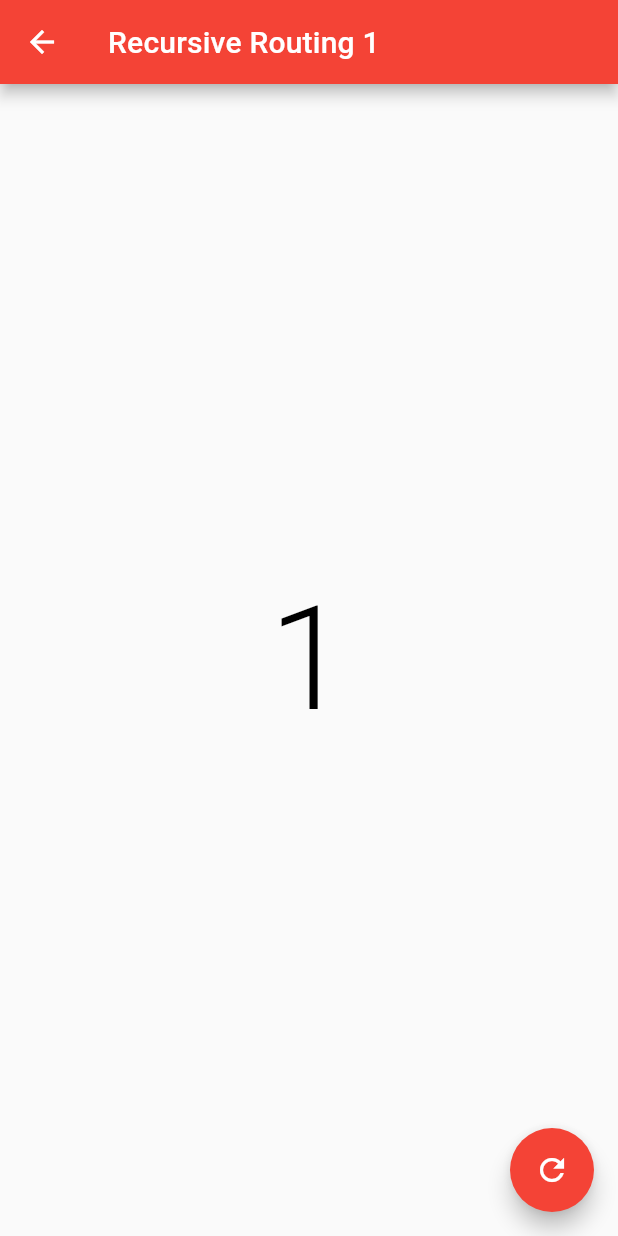
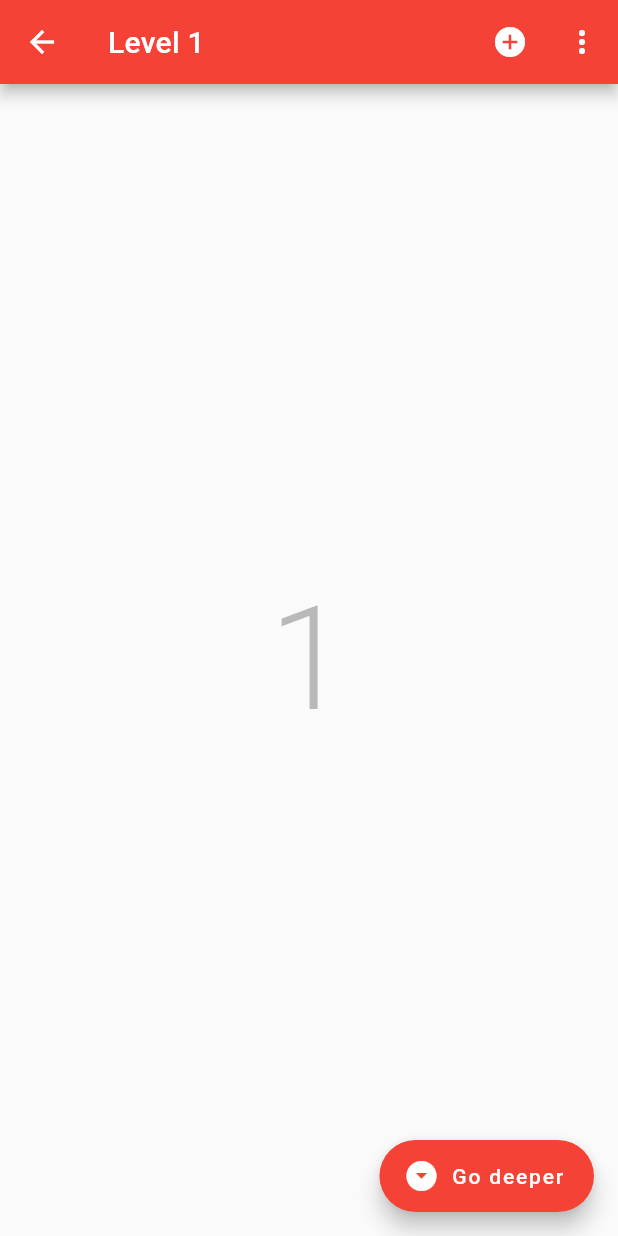
Before and after one commit to helloingworld/FlutterExperiments, a Flutter app: the screen it shows after launch, after a tap on "Recursive Routing", on a phone screen of 412 x 824 dp. Run offline on Flutter 3.47's test engine with Material 2 defaults, Android fonts, the phone set to English and light mode, and no system bars.

Commit message:
Implement counter and go home in the Recursive Routing experiment

```diff
--- a/lib/common/app_strings.dart
+++ b/lib/common/app_strings.dart
@@ -1,6 +1,5 @@
 /// Application wide UI and URL string constants.
 class AppStrings {
   static const String appName = 'Flutter Experiments';
-
   static const String recursiveRoutingTitle = 'Recursive Routing';
 }
--- a/lib/dashboard/dashboard_screen.dart
+++ b/lib/dashboard/dashboard_screen.dart
@@ -1,6 +1,6 @@
 import 'package:flutter/material.dart';
-import 'package:flutterexperiments/common/app_strings.dart';
-import 'package:flutterexperiments/experiments/recursive_routing/recursive_routing_screen.dart';
+import 'package:flutter_experiments/common/app_strings.dart';
+import 'package:flutter_experiments/experiments/recursive_routing/recursive_routing_screen.dart';
 
 class DashboardScreen extends StatelessWidget {
   @override
@@ -11,7 +11,11 @@ class DashboardScreen extends StatelessWidget {
       ),
       body: ListView(
         children: <Widget>[
-          makeDashboardItem(context, 'Recursive Routing', (context) => RecursiveRoutingScreen(1)),
+          makeDashboardItem(
+            context,
+            AppStrings.recursiveRoutingTitle,
+            (context) => RecursiveRoutingScreen(1),
+          ),
         ],
       ),
     );
--- /dev/null
+++ b/lib/experiments/recursive_routing/app_strings.dart
@@ -0,0 +1,7 @@
+class AppStrings {
+  static const String screenTitle = 'Level';
+
+  static const String goHomeTitle = 'Go home';
+  static const String goDeeperTitle = 'Go deeper';
+  static const String addTooltip = 'Increment counter to check state keeping';
+}
--- a/lib/experiments/recursive_routing/recursive_routing_screen.dart
+++ b/lib/experiments/recursive_routing/recursive_routing_screen.dart
@@ -1,9 +1,10 @@
-import 'dart:math';
+import 'package:flutter/material.dart';
+import 'package:flutter_experiments/experiments/recursive_routing/app_strings.dart';
 
-import 'package:flutter/material.dart';
-import 'package:flutterexperiments/common/app_strings.dart';
+/// Overflow menu items enumeration.
+enum MenuAction { home }
 
-class RecursiveRoutingScreen extends StatelessWidget {
+class RecursiveRoutingScreen extends StatefulWidget {
   const RecursiveRoutingScreen(
     this.depth, {
     Key key,
@@ -12,18 +13,54 @@ class RecursiveRoutingScreen extends StatelessWidget {
 
   final int depth;
 
-  void goDeep(BuildContext context) {
+  @override
+  _RecursiveRoutingScreenState createState() => _RecursiveRoutingScreenState();
+}
+
+class _RecursiveRoutingScreenState extends State<RecursiveRoutingScreen> {
+  int _counter = 0;
+
+  Color _counterColor = Colors.black26;
+
+  @override
+  void initState() {
+    _counter = widget.depth;
+    super.initState();
+  }
+
+  void _goDeep(BuildContext context) {
     Navigator.push(
       context,
       MaterialPageRoute(
-        builder: (context) => RecursiveRoutingScreen(depth + 1),
+        builder: (context) => RecursiveRoutingScreen(widget.depth + 1),
       ),
     );
   }
 
+  void _incrementCounter() {
+    setState(() {
+      _counter++;
+      _counterColor = Colors.black;
+    });
+  }
+
+  void _goHome(BuildContext context) {
+    Navigator.popUntil(context, (route) => route.isFirst);
+  }
+
+  /// Performs the tasks of the popup menu items (home).
+  void popupMenuSelection(MenuAction item) {
+    switch (item) {
+      case MenuAction.home:
+        // Go home to the app dashboard.
+        _goHome(context);
+        break;
+    }
+  }
+
   @override
   Widget build(BuildContext context) {
-    Color color = Colors.primaries[(depth - 1) % Colors.primaries.length];
+    Color color = Colors.primaries[(widget.depth - 1) % Colors.primaries.length];
 
     return Theme(
       data: Theme.of(context).copyWith(
@@ -31,18 +68,32 @@ class RecursiveRoutingScreen extends StatelessWidget {
         colorScheme: Theme.of(context).colorScheme.copyWith(secondary: color),
       ),
       child: Scaffold(
-        appBar: AppBar(
-          title: Text('${AppStrings.recursiveRoutingTitle} $depth'),
-        ),
+        appBar: AppBar(title: Text('${AppStrings.screenTitle} ${widget.depth}'), actions: <Widget>[
+          IconButton(
+            icon: const Icon(Icons.add_circle),
+            tooltip: AppStrings.addTooltip,
+            onPressed: _incrementCounter,
+          ),
+          PopupMenuButton<MenuAction>(
+            onSelected: popupMenuSelection,
+            itemBuilder: (_) => [
+              PopupMenuItem(
+                value: MenuAction.home,
+                child: Text(AppStrings.goHomeTitle),
+              ),
+            ],
+          ),
+        ]),
         body: Center(
           child: Text(
-            '$depth',
-            style: Theme.of(context).textTheme.headline1.copyWith(color: Colors.black),
+            '$_counter',
+            style: Theme.of(context).textTheme.headline1.copyWith(color: _counterColor),
           ),
         ),
-        floatingActionButton: FloatingActionButton(
-          child: const Icon(Icons.refresh),
-          onPressed: () => goDeep(context),
+        floatingActionButton: FloatingActionButton.extended(
+          icon: const Icon(Icons.arrow_drop_down_circle),
+          label: Text(AppStrings.goDeeperTitle),
+          onPressed: () => _goDeep(context),
         ),
       ),
     );
--- a/lib/main.dart
+++ b/lib/main.dart
@@ -1,7 +1,6 @@
 import 'package:flutter/material.dart';
-import 'package:flutterexperiments/common/app_strings.dart';
-import 'package:flutterexperiments/dashboard/dashboard_screen.dart';
-import 'package:flutterexperiments/experiments/recursive_routing/recursive_routing_screen.dart';
+import 'package:flutter_experiments/common/app_strings.dart';
+import 'package:flutter_experiments/dashboard/dashboard_screen.dart';
 
 void main() {
   runApp(RecursiveRoutingApp());
--- a/pubspec.yaml
+++ b/pubspec.yaml
@@ -1,4 +1,4 @@
-name: flutterexperiments
+name: flutter_experiments
 description: Flutter Experiments
 
 # The following line prevents the package from being accidentally published to
```
Also changed, not shown: 1 other file.
